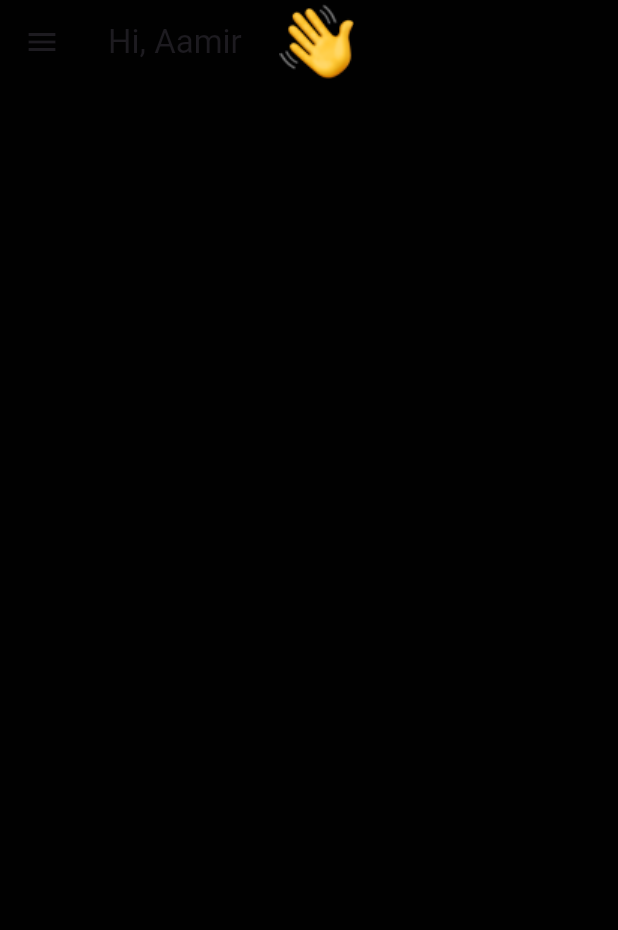
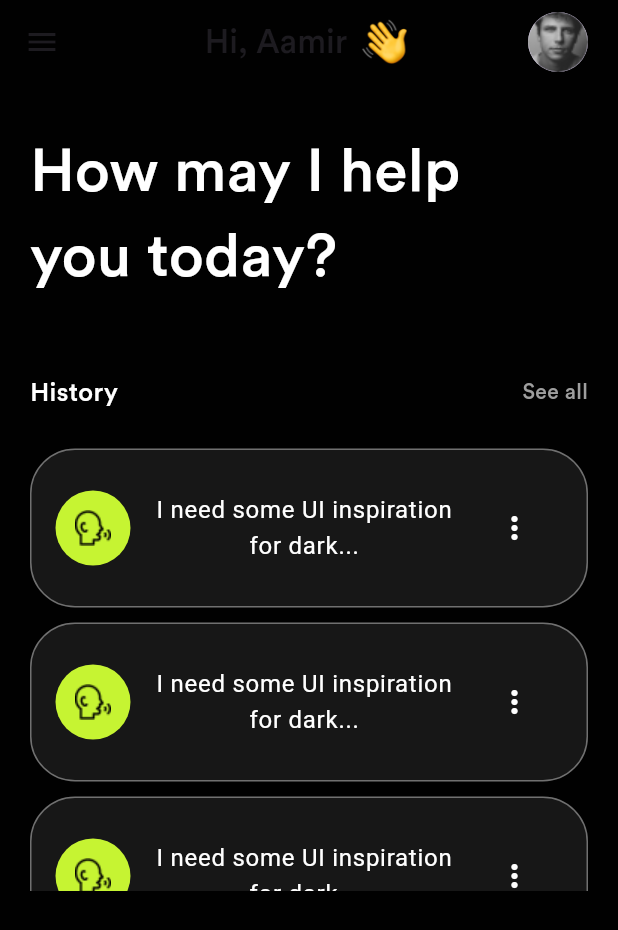
Before and after one commit to aamirali65/ChatBot-AI-Flutter, a Flutter app: the HomeScreen screen opened directly, on a phone screen of 412 x 824 dp. Shown: the top 930 px of the screen. Run offline on Flutter 3.47's test engine with Material 3 defaults, Android fonts, the phone set to English and light mode, and no system bars.

Commit message:
Initial commit

```diff
--- a/lib/home_screen.dart
+++ b/lib/home_screen.dart
@@ -11,17 +11,84 @@ class _HomeScreenState extends State<HomeScreen> {
   @override
   Widget build(BuildContext context) {
     return Scaffold(
-      backgroundColor: Color(0xff010101),
+      backgroundColor: const Color(0xff010101),
       appBar: AppBar(
-        backgroundColor: Color(0xff010101),
-        title: Row(
+        backgroundColor: const Color(0xff010101),
+        title: const Row(
+          mainAxisAlignment: MainAxisAlignment.center,
           children: [
-            Text('Hi, Aamir'),
-            Image(image: AssetImage('assets/images/icon.png'),width: 100),
+            Text('Hi, Aamir',style: TextStyle(fontFamily: 'circular'),),
+            SizedBox(width: 10,),
+            Image(image: AssetImage('assets/images/icon.png'),width: 30),
+          ],
+        ),
+        actions: [
+          const CircleAvatar(
+            backgroundImage: AssetImage('assets/images/profile.png'),
+          ),
+          const SizedBox(width: 20,)
+        ],
+      ),
+      drawer: const Drawer(),
+      body: Container(
+        width: double.infinity,
+        padding: const EdgeInsets.symmetric(horizontal: 20,vertical: 30),
+        child: Column(
+          crossAxisAlignment: CrossAxisAlignment.start,
+          children: [
+            const Text('How may I help \nyou today?',style: TextStyle(color: Colors.white,fontSize: 40,fontFamily: 'circular'),),
+            const SizedBox(height: 50,),
+            const Row(
+              mainAxisAlignment: MainAxisAlignment.spaceBetween,
+              children: [
+                Text('History',style: TextStyle(color: Colors.white,fontSize: 17,fontFamily: 'circular'),),
+                Text('See all',style: TextStyle(color: Colors.grey,fontSize: 14,fontFamily: 'circular'),)
+              ],
+            ),
+            const SizedBox(height: 20,),
+            Container(
+              height: 300,
+              child: ListView.builder(
+                itemCount: 3
+                 , itemBuilder: (context,index){
+                return Container(
+                  margin: EdgeInsets.symmetric(vertical: 5),
+                  padding: const EdgeInsets.symmetric(vertical: 20),
+                  decoration: BoxDecoration(
+                    border: Border.all(
+                        width: 1,
+                        color: Colors.white38
+                    ),
+                    borderRadius: BorderRadius.circular(30),
+                    color: const Color(0xff171717),
+                  ),
+                  child: ListTile(
+                    titleAlignment: ListTileTitleAlignment.center,
+                    leading: Container(
+                      width: 50,
+                      height: 50,
+                      decoration: const BoxDecoration(
+                          color: Color(0xffC6F432),
+                          shape: BoxShape.circle,
+                          image: DecorationImage(image: AssetImage('assets/images/msg.png'))
+                      ),
+                    ),
+                    title: const Text('I need some UI inspiration for dark...',style: TextStyle(color: Colors.white),textAlign: TextAlign.center,),
+                    trailing: PopupMenuButton(
+                        tooltip: '',
+                        icon:const Icon(Icons.more_vert,color: Colors.white,),
+                        itemBuilder: (context,) =>
+                        const[
+                          PopupMenuItem(value: '1', child: Text('Save')),
+                          PopupMenuItem(value: '2', child: Text('Remove')),
+                        ]),
+                  ),
+                );
+              }),
+            ),
           ],
         ),
       ),
-      drawer: Drawer(),
     );
   }
 }
--- a/lib/main.dart
+++ b/lib/main.dart
@@ -18,7 +18,7 @@ class _MyAppState extends State<MyApp> {
   Widget build(BuildContext context) {
     return const MaterialApp(
       debugShowCheckedModeBanner: false,
-      home: StartPage(),
+      home: HomeScreen(),
     );
   }
 }
```
Also changed, not shown: lib/starting-page.dart (+32 -32 lines), assets/images/Group.png (deleted), assets/images/hero.png (added), assets/images/hero1.png (added), assets/images/main.png (added), assets/images/main2.png (added), assets/images/msg.png (added), assets/images/profile.png (added).
